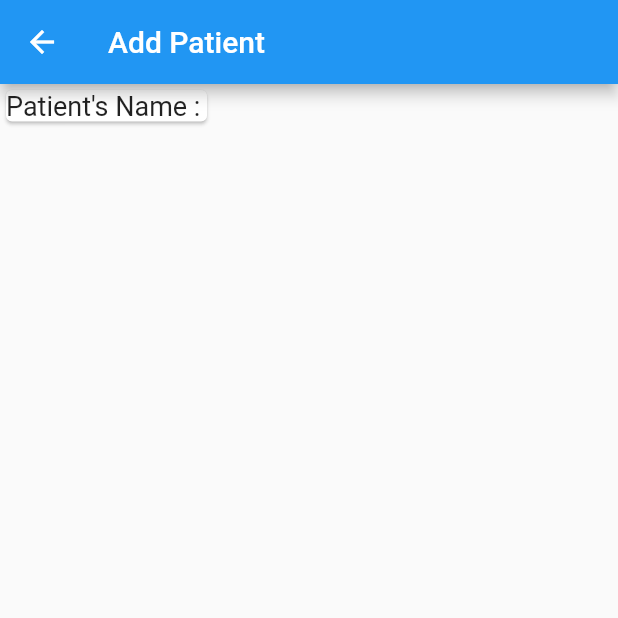
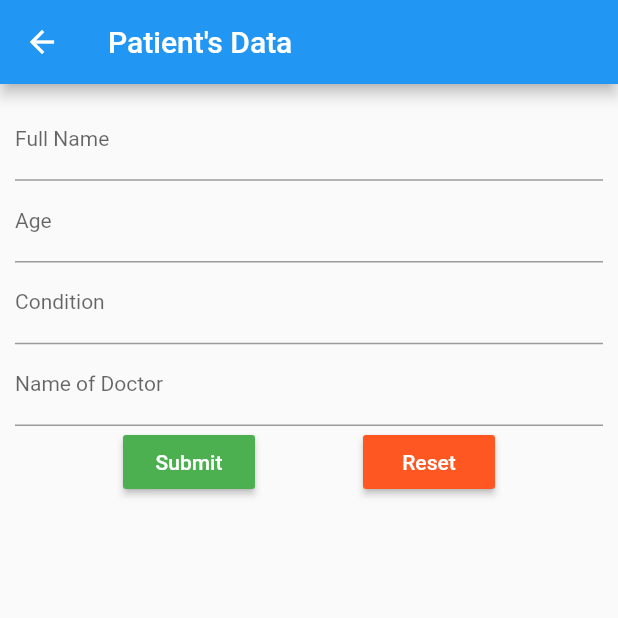
Before and after one commit to mohitsoni-dev/medicine_reminder, a Flutter app: the PatientAddForm screen opened directly, on a phone screen of 412 x 824 dp, the top half of it. Run offline on Flutter 3.47's test engine with Material 2 defaults, Android fonts, the light colour scheme and no system bars; drawn by our look-alikes of flutter_form_builder; our stand-ins replace sqflite; accounts and stored records are empty.

Commit message:
2nd commit

```diff
--- a/lib/DrawerClass.dart
+++ b/lib/DrawerClass.dart
@@ -1,4 +1,5 @@
 import 'package:flutter/material.dart';
+
 
 class DrawerClass extends StatefulWidget {
   @override
--- a/lib/PatientAddForm.dart
+++ b/lib/PatientAddForm.dart
@@ -3,6 +3,7 @@ import 'package:flutter/material.dart';
 import 'package:path/path.dart';
 import 'package:path_provider/path_provider.dart';
 import 'package:sqflite/sqflite.dart';
+import 'package:flutter_form_builder/flutter_form_builder.dart';
 
 class PatientAddForm extends StatefulWidget {
   @override
@@ -14,25 +15,101 @@ class _PatientAddFormState extends State<PatientAddForm> {
   void initState() {
     super.initState();
   }
+  var data;
+  bool autoValidate = true;
+  bool readOnly = false;
+  bool showSegmentedControl = true;
+  final  _fbKey = GlobalKey<FormBuilderState>();
 
   @override
   Widget build(BuildContext context) {
     return Scaffold(
       appBar: AppBar(
-        title: Text('Add Patient'),
+        title: Text("Patient's Data"),
       ),
-      body: SafeArea(
-        child: Column(
-          children: [
-            Card(
-              child: Text(
-                  "Patient's Name : ",
-                  style: TextStyle(
-                    fontSize: 18.0,
+      body: Padding(
+        padding: EdgeInsets.all(10),
+        child: SingleChildScrollView(
+          child: Column(
+            children: [
+              FormBuilder(
+                key: _fbKey,
+                initialValue: {
+                  'date': DateTime.now(),
+                  'accept_terms': false,
+                },
+                autovalidateMode: AutovalidateMode.always,
+                child: Column(
+                  children: [
+                    FormBuilderTextField(
+                      name: 'name',
+                      style: Theme.of(context).textTheme.body1,
+                      validator: FormBuilderValidators.compose([FormBuilderValidators.required(context)]),
+                      decoration: InputDecoration(labelText: "Full Name"),
+                    ),
+
+                    // FormBuilderDropdown(
+                    //   name: "gender",
+                    //   style: Theme.of(context).textTheme.body1,
+                    //   decoration: InputDecoration(labelText: "Gender"),
+                    //   // initialValue: 'Male',
+                    //   hint: Text('Select Gender'),
+                    //   validator: FormBuilderValidators.compose([FormBuilderValidators.required(context)]),
+                    //   items: ['Male', 'Female', 'Other']
+                    //       .map((gender) => DropdownMenuItem(
+                    //       value: gender, child: Text("$gender")))
+                    //       .toList(),
+                    // ),
+                    FormBuilderTextField(
+                      name: "age",
+                      style: Theme.of(context).textTheme.body1,
+                      decoration: InputDecoration(labelText: "Age"),
+                      keyboardType: TextInputType.number,
+                      validator:FormBuilderValidators.compose( [
+                        FormBuilderValidators.numeric(context),
+                        FormBuilderValidators.max(context,70),
+                      ]),
+                    ),
+                    FormBuilderTextField(
+                      name: 'condition',
+                      style: Theme.of(context).textTheme.body1,
+                      validator: FormBuilderValidators.compose([FormBuilderValidators.required(context)]),
+                      decoration: InputDecoration(labelText: "Condition"),
+                    ),
+                    FormBuilderTextField(
+                      name: 'doctor',
+                      style: Theme.of(context).textTheme.body1,
+                      validator: FormBuilderValidators.compose([FormBuilderValidators.required(context)]),
+                      decoration: InputDecoration(labelText: "Name of Doctor"),
+                    ),
+                  ],
+                ),
+              ),
+              Row(
+                mainAxisSize: MainAxisSize.max,
+                mainAxisAlignment: MainAxisAlignment.spaceEvenly,
+                children: [
+                  MaterialButton(
+                    child: Text("Submit",style: TextStyle(color: Colors.white),),
+                    color: Colors.green,
+                    onPressed: () {
+                      _fbKey.currentState.save();
+                      if (_fbKey.currentState.validate()) {
+                        print(_fbKey.currentState.value);
+                      }
+                    },
                   ),
-              ),
-            ),
-          ],
+                  MaterialButton(
+                    child: Text("Reset",style: TextStyle(color: Colors.white),),
+                    color: Colors.deepOrange,
+                    onPressed: () {
+                      _fbKey.currentState.reset();
+                    },
+                  ),
+                ],
+              )
+            ],
+          ),
         ),
       ),
     );
--- a/pubspec.yaml
+++ b/pubspec.yaml
@@ -16,6 +16,7 @@ dependencies:
   sqflite: ^2.0.0+3
   path: ^1.8.0
   path_provider: ^2.0.1
+  flutter_form_builder: ^6.0.0
 
 dev_dependencies:
   flutter_test:
```
Also changed, not shown: pubspec.lock.
